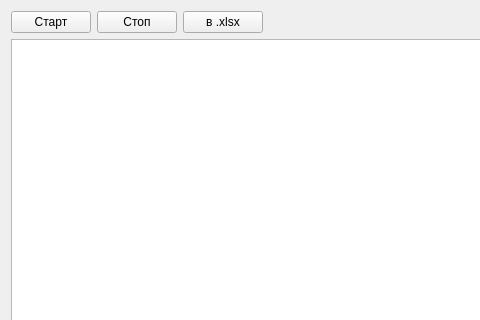
The window that pulsewidget.ui (igrekus/out_pow_measure2) describes before a commit, drawn with Qt 5; both pictures show x 0 to 480 and y 0 to 320 of the 690 by 461 pixel window.
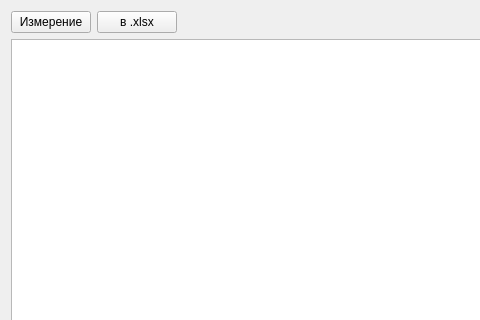
The same window after the commit.

```diff
--- a/pulsewidget.ui
+++ b/pulsewidget.ui
@@ -27,14 +27,7 @@
        <item>
         <widget class="QPushButton" name="btnStart">
          <property name="text">
-          <string>Старт</string>
-         </property>
-        </widget>
-       </item>
-       <item>
-        <widget class="QPushButton" name="btnStop">
-         <property name="text">
-          <string>Стоп</string>
+          <string>Измерение</string>
          </property>
         </widget>
        </item>
```
Left out of the diff: 2 changed lines with no effect on the pictures.
